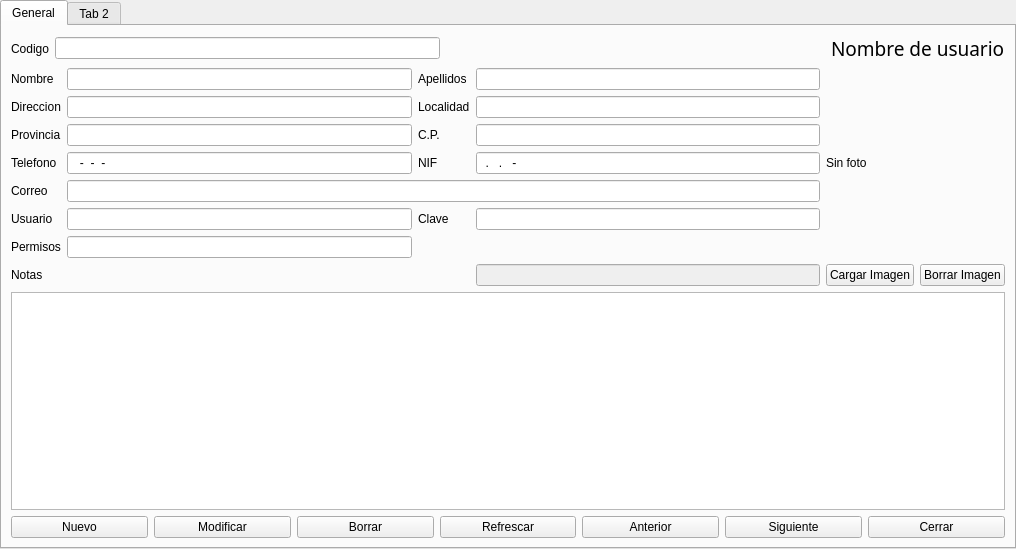
Qt form tabwidget.ui (Ladis72/tienda) before a commit.
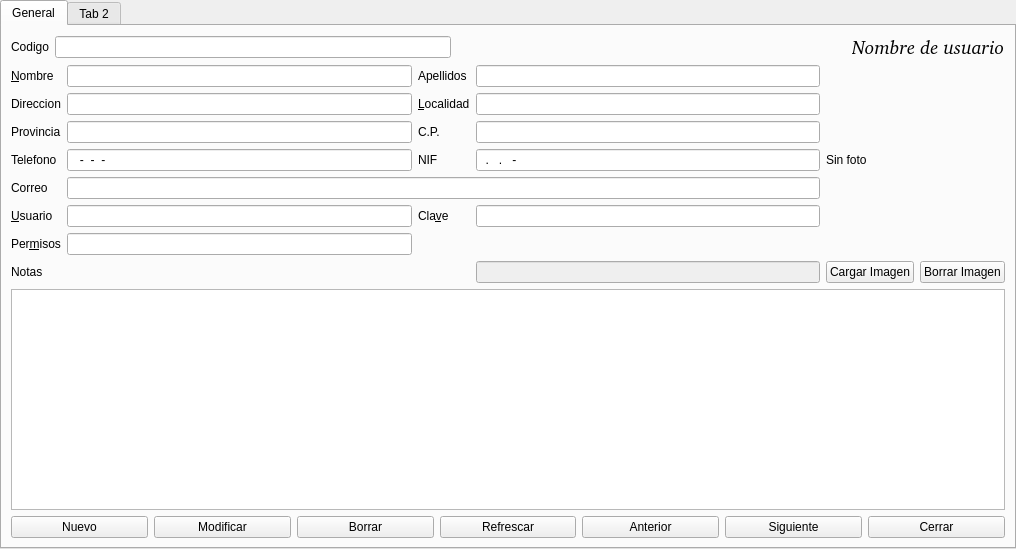
The same form after that commit.

```diff
--- a/tabwidget.ui
+++ b/tabwidget.ui
@@ -52,7 +52,7 @@
       <item row="5" column="2">
        <widget class="QLabel" name="label_11">
         <property name="text">
-         <string>Clave</string>
+         <string>Cla&amp;ve</string>
         </property>
         <property name="buddy">
          <cstring>lineEditClave</cstring>
@@ -62,7 +62,7 @@
       <item row="5" column="0">
        <widget class="QLabel" name="label_10">
         <property name="text">
-         <string>Usuario</string>
+         <string>&amp;Usuario</string>
         </property>
         <property name="buddy">
          <cstring>lineEditUsusario</cstring>
@@ -72,7 +72,7 @@
       <item row="0" column="0">
        <widget class="QLabel" name="label">
         <property name="text">
-         <string>Nombre</string>
+         <string>&amp;Nombre</string>
         </property>
         <property name="buddy">
          <cstring>lineEditNombre</cstring>
@@ -119,7 +119,7 @@
       <item row="6" column="0">
        <widget class="QLabel" name="label_14">
         <property name="text">
-         <string>Permisos</string>
+         <string>Per&amp;misos</string>
         </property>
         <property name="buddy">
          <cstring>lineEditPermisos</cstring>
@@ -149,7 +149,7 @@
       <item row="1" column="2">
        <widget class="QLabel" name="label_4">
         <property name="text">
-         <string>Localidad</string>
+         <string>&amp;Localidad</string>
         </property>
         <property name="buddy">
          <cstring>lineEditLocalidad</cstring>
@@ -227,10 +227,16 @@
       </item>
       <item row="0" column="4" rowspan="7" colspan="2">
        <widget class="QLabel" name="labelFoto">
+        <property name="sizePolicy">
+         <sizepolicy hsizetype="Fixed" vsizetype="Fixed">
+          <horstretch>0</horstretch>
+          <verstretch>0</verstretch>
+         </sizepolicy>
+        </property>
         <property name="maximumSize">
          <size>
-          <width>300</width>
-          <height>300</height>
+          <width>200</width>
+          <height>200</height>
          </size>
         </property>
         <property name="text">
@@ -275,8 +281,9 @@
        <widget class="QLabel" name="labelNombre">
         <property name="font">
          <font>
-          <family>Embargo</family>
+          <family>Bitstream Charter</family>
           <pointsize>14</pointsize>
+          <italic>true</italic>
          </font>
         </property>
         <property name="text">
```
